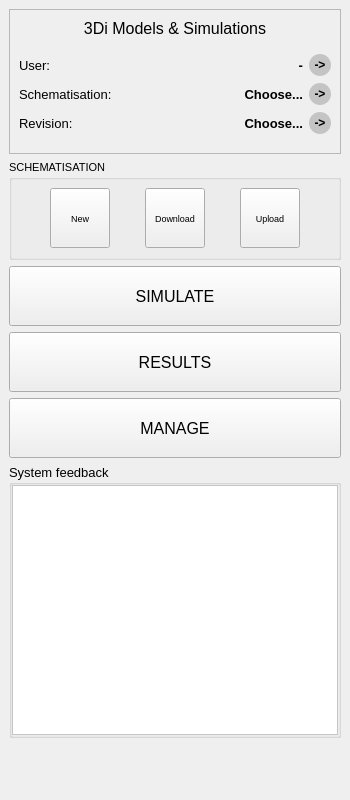
Above: threedi_api_qgis_client/ui/threedi_api_qgis_client_dockwidget_base.ui from nens/threedi-api-qgis-client before the change. Below: the same form after it.
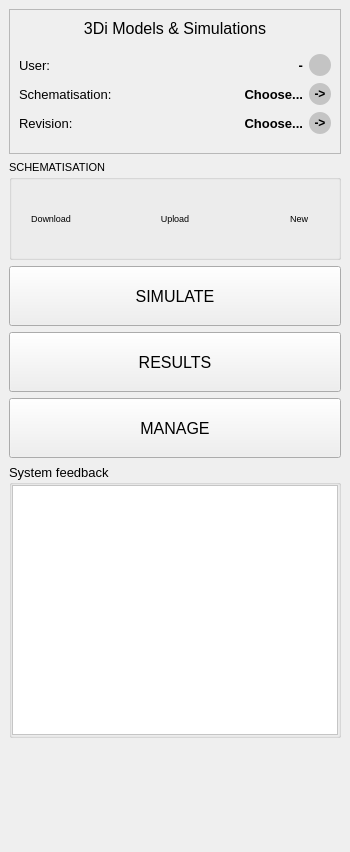
That is the form after the change. Icons and pictures are not drawn. Custom widgets are drawn as their Qt base class.

Patch:
```diff
--- a/threedi_api_qgis_client/ui/threedi_api_qgis_client_dockwidget_base.ui
+++ b/threedi_api_qgis_client/ui/threedi_api_qgis_client_dockwidget_base.ui
@@ -7,13 +7,13 @@
     <x>0</x>
     <y>0</y>
     <width>350</width>
-    <height>800</height>
+    <height>852</height>
    </rect>
   </property>
   <property name="minimumSize">
    <size>
-    <width>0</width>
-    <height>0</height>
+    <width>282</width>
+    <height>593</height>
    </size>
   </property>
   <property name="font">
@@ -174,7 +174,17 @@
 background-color: #C4C4C4;</string>
               </property>
               <property name="text">
-               <string>-&gt;</string>
+               <string/>
+              </property>
+              <property name="icon">
+               <iconset>
+                <normaloff>../icons/arrow.svg</normaloff>../icons/arrow.svg</iconset>
+              </property>
+              <property name="iconSize">
+               <size>
+                <width>10</width>
+                <height>10</height>
+               </size>
               </property>
               <property name="arrowType">
                <enum>Qt::NoArrow</enum>
@@ -386,40 +396,6 @@
        <string>SCHEMATISATION</string>
       </property>
       <layout class="QHBoxLayout" name="horizontalLayout_2">
-       <item>
-        <widget class="QToolButton" name="btn_new">
-         <property name="minimumSize">
-          <size>
-           <width>60</width>
-           <height>60</height>
-          </size>
-         </property>
-         <property name="font">
-          <font>
-           <pointsize>7</pointsize>
-          </font>
-         </property>
-         <property name="toolTip">
-          <string>Create new schematisation. It will be created both on the server and locally</string>
-         </property>
-         <property name="text">
-          <string>New</string>
-         </property>
-         <property name="icon">
-          <iconset>
-           <normaloff>../icons/new.svg</normaloff>../icons/new.svg</iconset>
-         </property>
-         <property name="iconSize">
-          <size>
-           <width>30</width>
-           <height>30</height>
-          </size>
-         </property>
-         <property name="toolButtonStyle">
-          <enum>Qt::ToolButtonTextUnderIcon</enum>
-         </property>
-        </widget>
-       </item>
        <item>
         <widget class="QToolButton" name="btn_download">
          <property name="minimumSize">
@@ -449,11 +425,30 @@
            <height>30</height>
           </size>
          </property>
+         <property name="popupMode">
+          <enum>QToolButton::DelayedPopup</enum>
+         </property>
          <property name="toolButtonStyle">
           <enum>Qt::ToolButtonTextUnderIcon</enum>
          </property>
+         <property name="autoRaise">
+          <bool>true</bool>
+         </property>
         </widget>
        </item>
+       <item>
+        <spacer name="horizontalSpacer">
+         <property name="orientation">
+          <enum>Qt::Horizontal</enum>
+         </property>
+         <property name="sizeHint" stdset="0">
+          <size>
+           <width>40</width>
+           <height>20</height>
+          </size>
+         </property>
+        </spacer>
+       </item>
        <item>
         <widget class="QToolButton" name="btn_upload">
          <property name="minimumSize">
@@ -485,6 +480,59 @@
          </property>
          <property name="toolButtonStyle">
           <enum>Qt::ToolButtonTextUnderIcon</enum>
+         </property>
+         <property name="autoRaise">
+          <bool>true</bool>
+         </property>
+        </widget>
+       </item>
+       <item>
+        <spacer name="horizontalSpacer_2">
+         <property name="orientation">
+          <enum>Qt::Horizontal</enum>
+         </property>
+         <property name="sizeHint" stdset="0">
+          <size>
+           <width>40</width>
+           <height>20</height>
+          </size>
+         </property>
+        </spacer>
+       </item>
+       <item>
+        <widget class="QToolButton" name="btn_new">
+         <property name="minimumSize">
+          <size>
+           <width>60</width>
+           <height>60</height>
+          </size>
+         </property>
+         <property name="font">
+          <font>
+           <pointsize>7</pointsize>
+          </font>
+         </property>
+         <property name="toolTip">
+          <string>Create new schematisation. It will be created both on the server and locally</string>
+         </property>
+         <property name="text">
+          <string>New</string>
+         </property>
+         <property name="icon">
+          <iconset>
+           <normaloff>../icons/new.svg</normaloff>../icons/new.svg</iconset>
+         </property>
+         <property name="iconSize">
+          <size>
+           <width>30</width>
+           <height>30</height>
+          </size>
+         </property>
+         <property name="toolButtonStyle">
+          <enum>Qt::ToolButtonTextUnderIcon</enum>
+         </property>
+         <property name="autoRaise">
+          <bool>true</bool>
          </property>
         </widget>
        </item>
```
Left out of the diff: 28 changed lines with no effect on the pictures.
